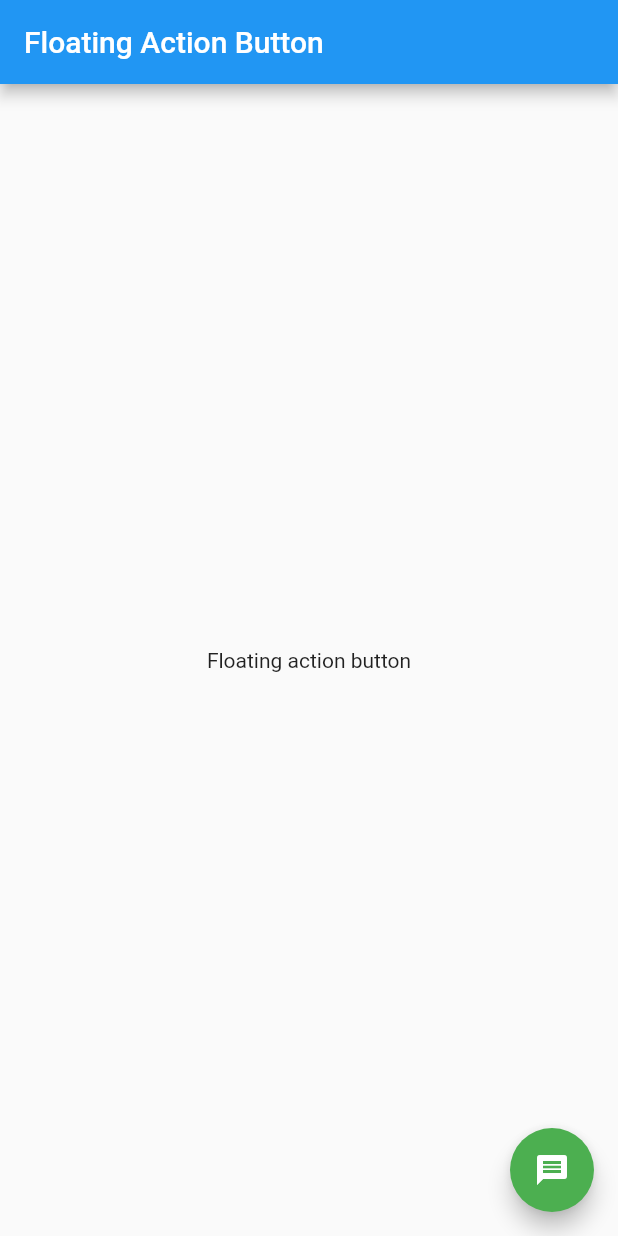
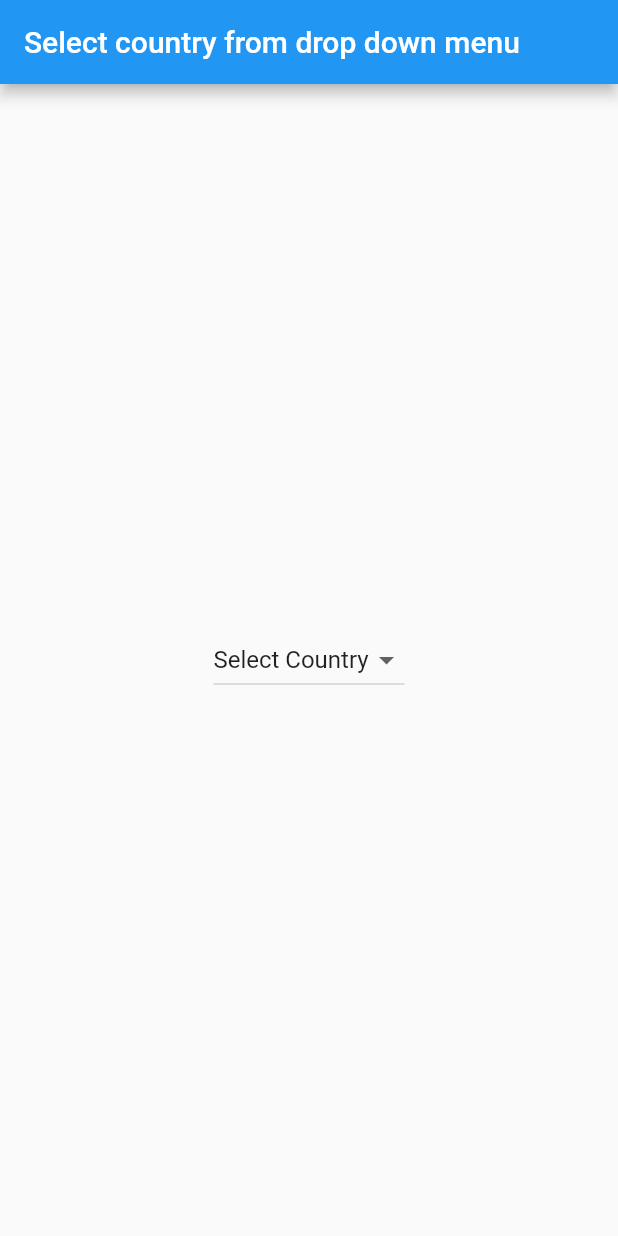
Before and after one commit to JunaidSAnsari/flutter_start, a Flutter app: the screen it shows after launch, on a phone screen of 412 x 824 dp. Run offline on Flutter 3.47's test engine with Material 2 defaults, Android fonts, the phone set to English and light mode, and no system bars.

Commit message:
DropDownMenu completed

```diff
--- a/lib/main.dart
+++ b/lib/main.dart
@@ -1,23 +1,43 @@
 import 'package:flutter/material.dart';
 
-void main(){
-  runApp(MaterialApp(home: FAB(),));
+void main() {
+  runApp(DDMenu());
 }
 
-class FAB extends StatelessWidget {
-  const FAB({Key? key}) : super(key: key);
+class DDMenu extends StatefulWidget {
+  const DDMenu({Key? key}) : super(key: key);
+
+  @override
+  State<DDMenu> createState() => _DDMenuState();
+}
+
+class _DDMenuState extends State<DDMenu> {
+  List<String> list = ["Select Country", "Pakistan", "India", "Bangladesh"];
+  String selectedCountry = "Select Country";
 
   @override
   Widget build(BuildContext context) {
-    return Scaffold(
-      appBar: AppBar(title: Text("Floating Action Button"),),
-      floatingActionButton: FloatingActionButton(
-        onPressed: (){},
-        child: Icon(Icons.message),
-        backgroundColor: Colors.green,
-      ),
-      body: Center(
-        child: Text("Floating action button"),
+    return MaterialApp(
+      home: Scaffold(
+        appBar: AppBar(
+          title: Text("Select country from drop down menu"),
+        ),
+        body: Center(
+          child: DropdownButton(
+            value: selectedCountry,
+            onChanged: (String? newCountry) {
+              setState(() {
+                selectedCountry = newCountry!;
+              });
+            },
+            items: list.map<DropdownMenuItem<String>>((String v) {
+              return DropdownMenuItem(
+                value: v,
+                child: Text(v),
+              );
+            }).toList(),
+          ),
+        ),
       ),
     );
   }
```
